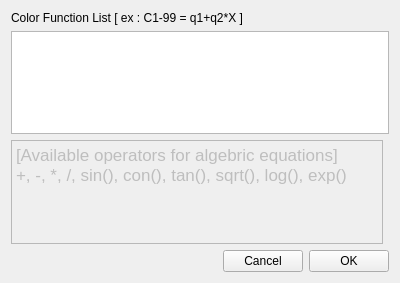
Qt form Widgets/FunctionListEditor.ui (CCSEPBVR/CS-IS-PBVR) before a commit.
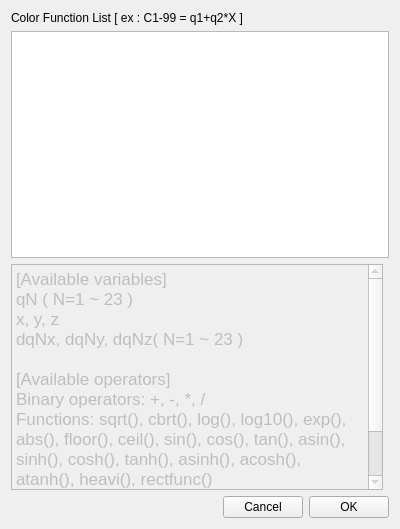
The same form after that commit.

Commit message: 使用可能な演算子を表示

```diff
--- a/Widgets/FunctionListEditor.ui
+++ b/Widgets/FunctionListEditor.ui
@@ -7,7 +7,7 @@
     <x>0</x>
     <y>0</y>
     <width>400</width>
-    <height>283</height>
+    <height>529</height>
    </rect>
   </property>
   <property name="windowTitle">
@@ -78,8 +78,15 @@
 li.unchecked::marker { content: &quot;\2610&quot;; }
 li.checked::marker { content: &quot;\2612&quot;; }
 &lt;/style&gt;&lt;/head&gt;&lt;body style=&quot; font-family:'.AppleSystemUIFont'; font-size:13pt; font-weight:400; font-style:normal;&quot;&gt;
-&lt;p style=&quot; margin-top:0px; margin-bottom:0px; margin-left:0px; margin-right:0px; -qt-block-indent:0; text-indent:0px;&quot;&gt;[Available operators for algebric equations]&lt;/p&gt;
-&lt;p style=&quot; margin-top:0px; margin-bottom:0px; margin-left:0px; margin-right:0px; -qt-block-indent:0; text-indent:0px;&quot;&gt;+, -, *, /, sin(), con(), tan(), sqrt(), log(), exp()&lt;/p&gt;
+&lt;p style=&quot; margin-top:0px; margin-bottom:0px; margin-left:0px; margin-right:0px; -qt-block-indent:0; text-indent:0px;&quot;&gt;[Available variables]&lt;/p&gt;
+&lt;p style=&quot; margin-top:0px; margin-bottom:0px; margin-left:0px; margin-right:0px; -qt-block-indent:0; text-indent:0px;&quot;&gt;qN ( N=1 ~ 23 )&lt;/p&gt;
+&lt;p style=&quot; margin-top:0px; margin-bottom:0px; margin-left:0px; margin-right:0px; -qt-block-indent:0; text-indent:0px;&quot;&gt;x, y, z&lt;/p&gt;
+&lt;p style=&quot; margin-top:0px; margin-bottom:0px; margin-left:0px; margin-right:0px; -qt-block-indent:0; text-indent:0px;&quot;&gt;dqNx, dqNy, dqNz( N=1 ~ 23 )&lt;/p&gt;
+&lt;p style=&quot;-qt-paragraph-type:empty; margin-top:0px; margin-bottom:0px; margin-left:0px; margin-right:0px; -qt-block-indent:0; text-indent:0px;&quot;&gt;&lt;br /&gt;&lt;/p&gt;
+&lt;p style=&quot; margin-top:0px; margin-bottom:0px; margin-left:0px; margin-right:0px; -qt-block-indent:0; text-indent:0px;&quot;&gt;[Available operators]&lt;/p&gt;
+&lt;p style=&quot; margin-top:0px; margin-bottom:0px; margin-left:0px; margin-right:0px; -qt-block-indent:0; text-indent:0px;&quot;&gt;Binary operators: +, -, *, /&lt;/p&gt;
+&lt;p style=&quot; margin-top:0px; margin-bottom:0px; margin-left:0px; margin-right:0px; -qt-block-indent:0; text-indent:0px;&quot;&gt;Functions: sqrt(), cbrt(), log(), log10(), exp(), abs(), floor(), ceil(), sin(), cos(), tan(), asin(), sinh(), cosh(), tanh(), asinh(), acosh(), atanh(), heavi(), rectfunc()&lt;/p&gt;
+&lt;p style=&quot; margin-top:0px; margin-bottom:0px; margin-left:0px; margin-right:0px; -qt-block-indent:0; text-indent:0px;&quot;&gt;Binary functions: sigmoid(*,*), gauss(*,*), min(*,*), max(*,*)&lt;/p&gt;
 &lt;p style=&quot;-qt-paragraph-type:empty; margin-top:0px; margin-bottom:0px; margin-left:0px; margin-right:0px; -qt-block-indent:0; text-indent:0px;&quot;&gt;&lt;br /&gt;&lt;/p&gt;&lt;/body&gt;&lt;/html&gt;</string>
      </property>
     </widget>
```
